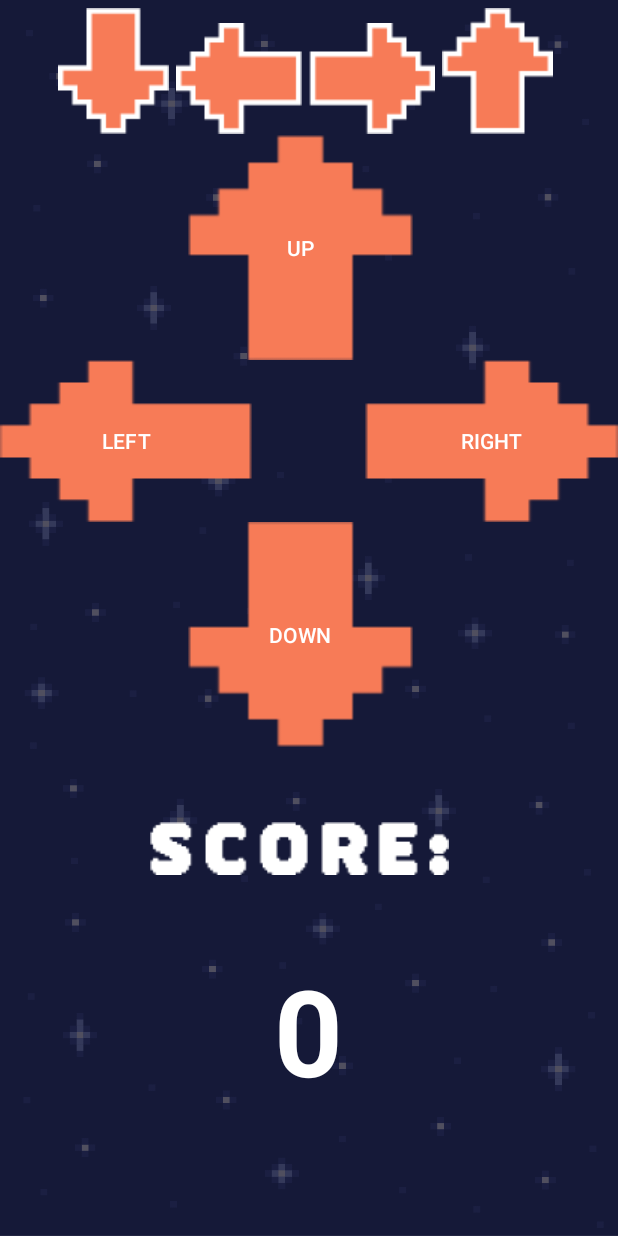
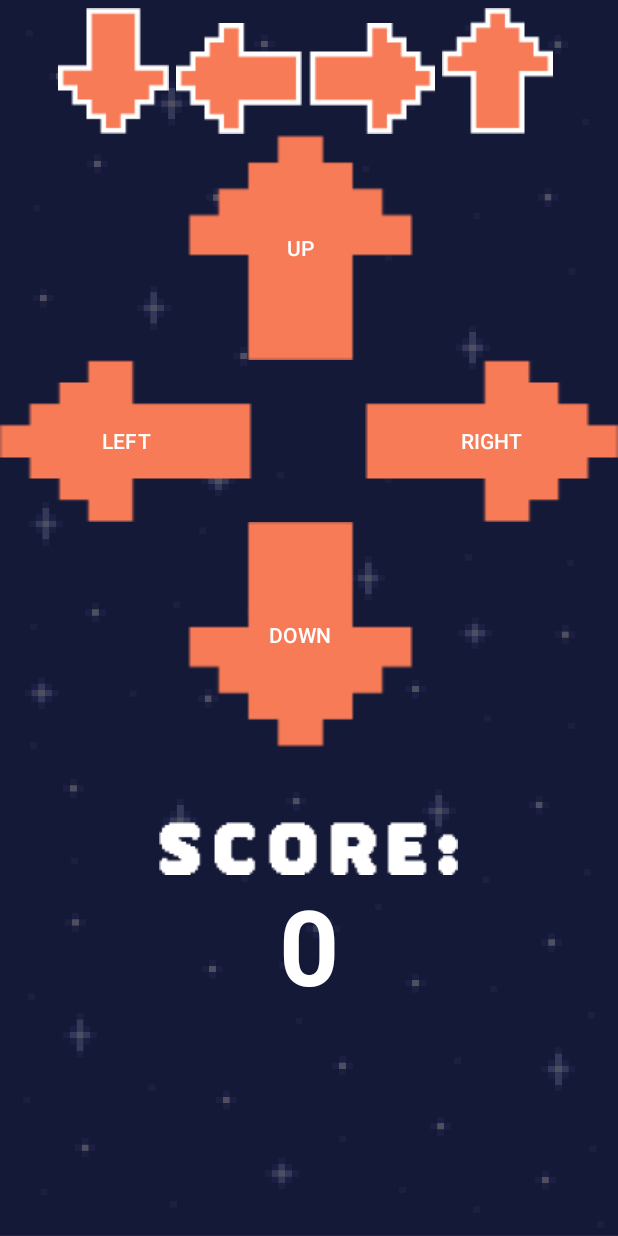
Before and after one commit to NovaRanger/Aero, an Android app: the MainActivity screen opened directly, with no data from a screen before it, on a phone screen of 412 x 824 dp. Run offline under Robolectric (Android 15) with nearby library versions, the phone set to English and light mode, and no system bars.

Commit message:
Updated score logo position

```diff
--- a/app/src/main/res/layout/d_pad_layout.xml
+++ b/app/src/main/res/layout/d_pad_layout.xml
@@ -94,7 +94,8 @@
         android:layout_marginStart="100dp"
         android:layout_marginTop="50dp"
         android:layout_marginEnd="100dp"
-        android:layout_marginBottom="50dp"
+        android:layout_marginBottom="0dp"
+        android:layout_centerHorizontal="true"
         android:src="@drawable/end_score" />
 
     <!-- Adding the Score text -->
@@ -110,7 +111,7 @@
         android:layout_marginBottom="0dp"
         android:text="0"
         android:textColor="@color/white"
-        android:textSize="80sp"
+        android:textSize="70sp"
         android:textStyle="bold" />
 
 </RelativeLayout>
```
